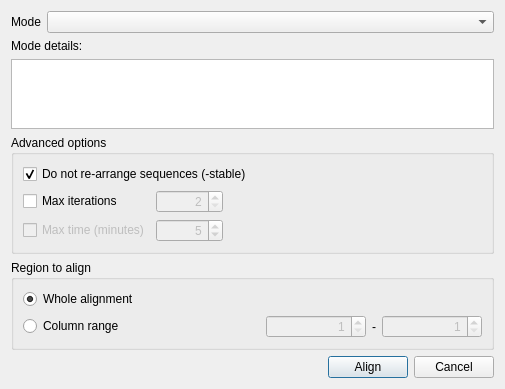
First picture: the form in src/plugins_3rdparty/umuscle/src/ui/MuscleAlignDialog.ui, repository violethaze74/ugene, before the edit.
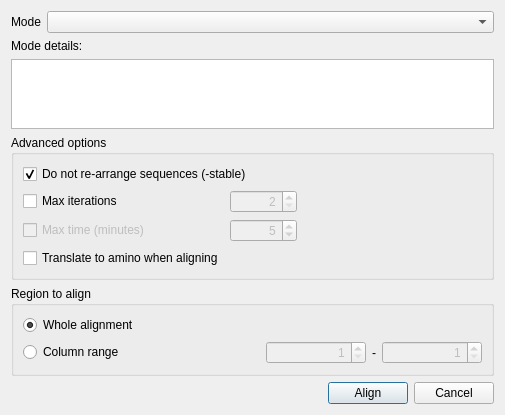
Second picture: the form after the edit.

Commit message: UGENE-51: integrate "amino mode" into MUSCLE; get rid of MSAAlignMainTask in KAlign

The edit to the form file:
```diff
--- a/src/plugins_3rdparty/umuscle/src/ui/MuscleAlignDialog.ui
+++ b/src/plugins_3rdparty/umuscle/src/ui/MuscleAlignDialog.ui
@@ -148,6 +148,16 @@
         </property>
        </spacer>
       </item>
+      <item row="3" column="0">
+       <widget class="QCheckBox" name="translateCheckBox">
+        <property name="toolTip">
+         <string>Translating alignment to amino allows to avoid errors of inserting gaps within codon boundaries.</string>
+        </property>
+        <property name="text">
+         <string>Translate to amino when aligning</string>
+        </property>
+       </widget>
+      </item>
      </layout>
     </widget>
    </item>
```
The commit also changes 11 other files.
